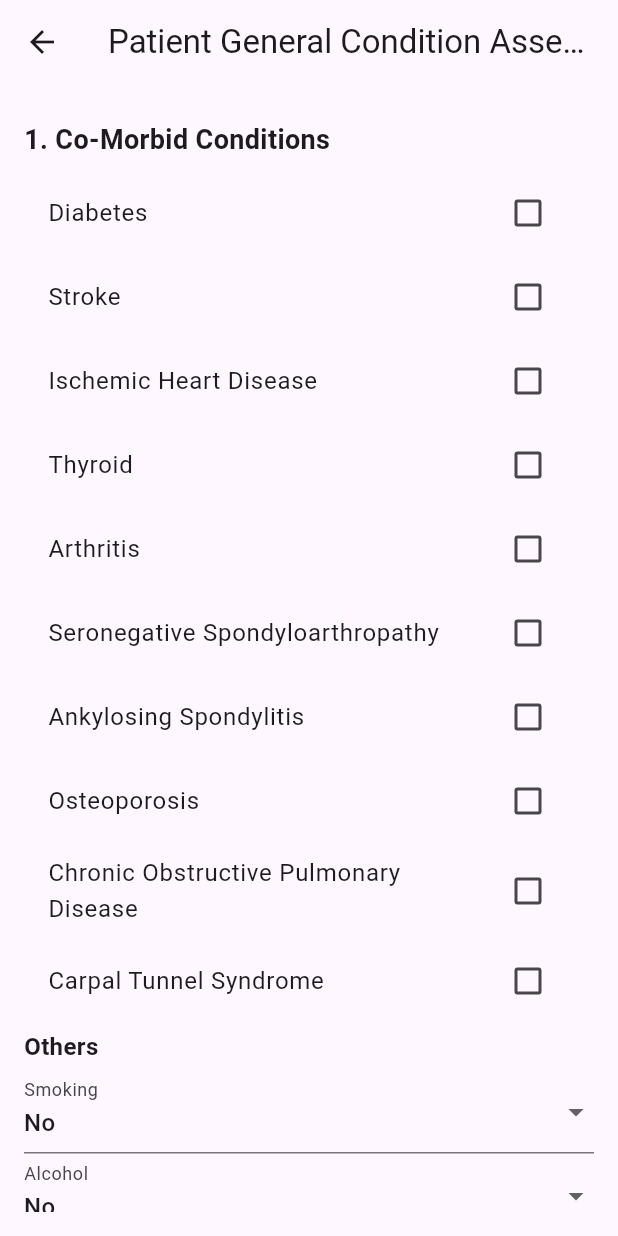
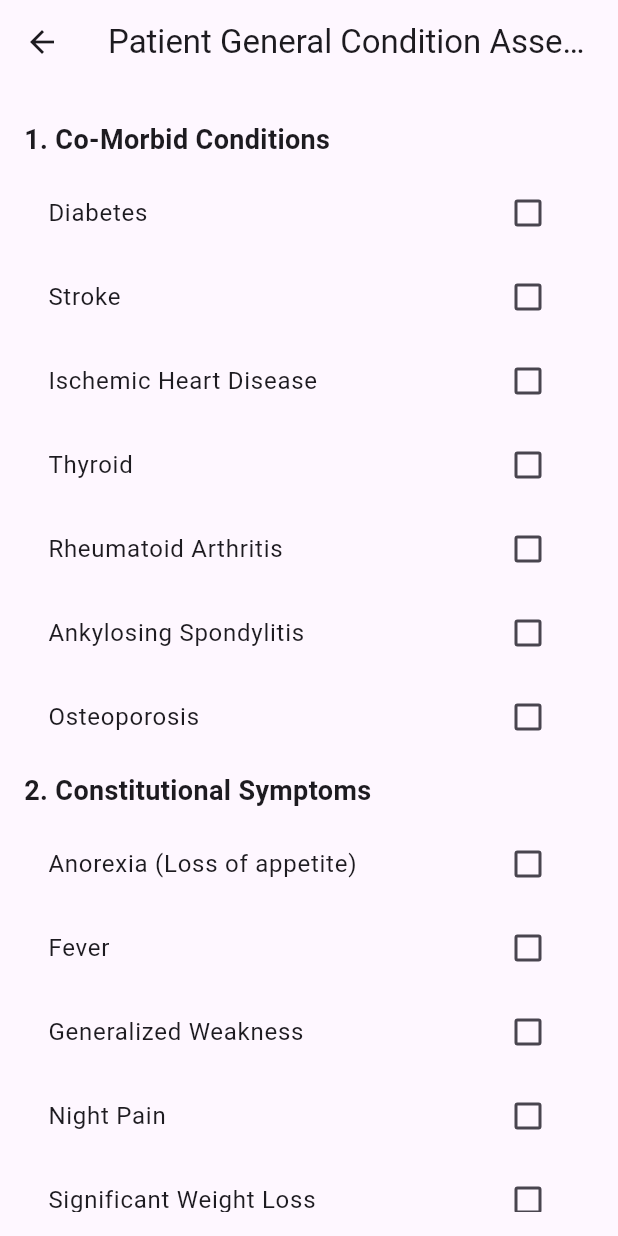
Before and after one commit to Manish-785/wearespine_flutter_reduced, a Flutter app: the GeneralConditionScreen screen opened by its route, on a phone screen of 412 x 824 dp. Run offline on Flutter 3.47's test engine with Material 3 defaults, Android fonts, the phone set to English and light mode, and no system bars.

Commit message:
general condition reduced

```diff
--- a/lib/screens/general_condition.dart
+++ b/lib/screens/general_condition.dart
@@ -16,26 +16,18 @@ class _GeneralConditionScreenState extends State<GeneralConditionScreen> {
     "Stroke": false,
     "Ischemic Heart Disease": false,
     "Thyroid": false,
-    "Arthritis": false,
-    "Seronegative Spondyloarthropathy": false,
+    "Rheumatoid Arthritis": false,
     "Ankylosing Spondylitis": false,
     "Osteoporosis": false,
-    "Chronic Obstructive Pulmonary Disease": false,
-    "Carpal Tunnel Syndrome": false,
   };
-
-  // Others in Co-Morbid Conditions
-  String smoking = "No";
-  String alcohol = "No";
-  String addictions = "";
 
   // Constitutional Symptoms
   final Map<String, bool> constitutionalSymptoms = {
-    "Significant Weight Loss": false,
-    "Anorexia": false,
+    "Anorexia (Loss of appetite)": false,
     "Fever": false,
     "Generalized Weakness": false,
     "Night Pain": false,
+    "Significant Weight Loss": false,
   };
 
   // Trauma History
@@ -47,39 +39,20 @@ class _GeneralConditionScreenState extends State<GeneralConditionScreen> {
     "Fall": false,
   };
 
-  // History of Medications
-  final Map<String, bool> medicationHistory = {
-    "Cancer": false,
-    "Osteoporosis": false,
-    "Steroids": false,
-    "Arthritis": false,
-  };
-
   // Past History
   final Map<String, bool> procedures = {
-    "SNRB": false,
-    "RFA": false,
-    "Facet Cyst Ruptures": false,
+    "SNRB (Root Block)": false,
   };
 
   final Map<String, bool> spineSurgeries = {
-    "C-Spine": false,
-    "L-Spine": false,
+    "Spine Surgeries": false,
   };
   String otherSpineSurgeries = "";
 
   // Red Flag Questions
   bool bowelBladderIncontinence = false;
-  final Map<String, bool> psychologicalStatus = {
-    "Anxiety": false,
-    "Depression": false,
-    "Insomnia": false,
-  };
-
-  final Map<String, String> redFlags = {
-    "Limb Movement": "No",
-    "Severe Pain": "No",
-  };
+  bool isWeaknessInLimb = false;
+  bool unbearablePain = false;
 
   @override
   Widget build(BuildContext context) {
@@ -91,62 +64,43 @@ class _GeneralConditionScreenState extends State<GeneralConditionScreen> {
           children: [
             _buildSectionTitle("1. Co-Morbid Conditions"),
             ..._buildCheckboxList(coMorbidConditions),
-            _buildSubheader("Others"),
-            _buildDropdown("Smoking", ["No", "Occasional", "Regular"], smoking,
-                (value) {
-              setState(() {
-                smoking = value!;
-              });
-            }),
-            _buildDropdown("Alcohol", ["No", "Occasional", "Regular"], alcohol,
-                (value) {
-              setState(() {
-                alcohol = value!;
-              });
-            }),
-            _buildTextField("Other Addictions", (value) {
-              setState(() {
-                addictions = value!;
-              });
-            }),
             _buildSectionTitle("2. Constitutional Symptoms"),
             ..._buildCheckboxList(constitutionalSymptoms),
+            const Padding(
+              padding: EdgeInsets.only(left: 16.0),
+              child: Text(
+                "Loss of 10kgs in less than equal to 3 months",
+                style: TextStyle(fontSize: 14, fontStyle: FontStyle.italic),
+              ),
+            ),
             _buildSectionTitle("3. Trauma"),
             ..._buildCheckboxList(traumaHistory),
-            _buildSectionTitle("4. History of Medications"),
-            ..._buildCheckboxList(medicationHistory),
             _buildSectionTitle("5. Past History"),
             _buildSubheader("a. Procedures"),
             ..._buildCheckboxList(procedures),
             _buildSubheader("b. Surgeries"),
             ..._buildCheckboxList(spineSurgeries),
-            _buildTextField("Other Spine Surgeries", (value) {
+            _buildTextField("Other Surgeries", (value) {
               setState(() {
                 otherSpineSurgeries = value!;
               });
             }),
             _buildSectionTitle("6. Red Flag Questions"),
-            _buildCheckbox(
-                "Bowel and Bladder Incontinence", bowelBladderIncontinence,
-                (value) {
+            _buildCheckbox("Bowel and Bladder Incontinence (Loss of Control)",
+                bowelBladderIncontinence, (value) {
               setState(() {
                 bowelBladderIncontinence = value!;
               });
             }),
-            _buildSectionTitle("a. Psychological Status"),
-            ..._buildCheckboxList(psychologicalStatus),
-            _buildSectionTitle("b. Additional Red Flags"),
-            _buildDropdown(
-                "Limb Movement", ["No", "Yes"], redFlags["Limb Movement"]!,
+            _buildCheckbox("Is Weakness in the Limb", isWeaknessInLimb,
                 (value) {
               setState(() {
-                redFlags["Limb Movement"] = value!;
+                isWeaknessInLimb = value!;
               });
             }),
-            _buildDropdown("Severe Pain", ["No", "Mild", "Moderate", "Severe"],
-                redFlags["Severe Pain"]!, (value) {
+            _buildCheckbox("Unbearable Pain", unbearablePain, (value) {
               setState(() {
-                redFlags["Severe Pain"] = value!;
+                unbearablePain = value!;
               });
             }),
             const SizedBox(height: 20),
@@ -201,21 +155,6 @@ class _GeneralConditionScreenState extends State<GeneralConditionScreen> {
     }).toList();
   }
 
-  Widget _buildDropdown(String label, List<String> options, String currentValue,
-      ValueChanged<String?> onChanged) {
-    return DropdownButtonFormField<String>(
-      decoration: InputDecoration(labelText: label),
-      value: currentValue,
-      items: options.map((String option) {
-        return DropdownMenuItem<String>(
-          value: option,
-          child: Text(option),
-        );
-      }).toList(),
-      onChanged: onChanged,
-    );
-  }
-
   Widget _buildTextField(String label, ValueChanged<String?> onChanged) {
     return TextFormField(
       decoration: InputDecoration(labelText: label),
@@ -227,23 +166,16 @@ class _GeneralConditionScreenState extends State<GeneralConditionScreen> {
     // Compile all collected information
     final generalConditionData = {
       "Co-Morbid Conditions": coMorbidConditions,
-      "Others": {
-        "Smoking": smoking,
-        "Alcohol": alcohol,
-        "Addictions": addictions,
-      },
       "Constitutional Symptoms": constitutionalSymptoms,
       "Trauma History": traumaHistory,
-      "Medication History": medicationHistory,
       "Past Procedures": procedures,
       "Spine Surgeries": {
-        "C-Spine": spineSurgeries["C-Spine"],
-        "L-Spine": spineSurgeries["L-Spine"],
+        "C-Spine": spineSurgeries["Spine Surgeries"],
         "Other": otherSpineSurgeries,
       },
       "Bowel/Bladder Incontinence": bowelBladderIncontinence,
-      "Psychological Status": psychologicalStatus,
-      "Red Flags": redFlags,
+      "Weakness in Limb": isWeaknessInLimb,
+      "Unbearable Pain": unbearablePain,
     };
 
     // Save the data to the provider or session state
```
